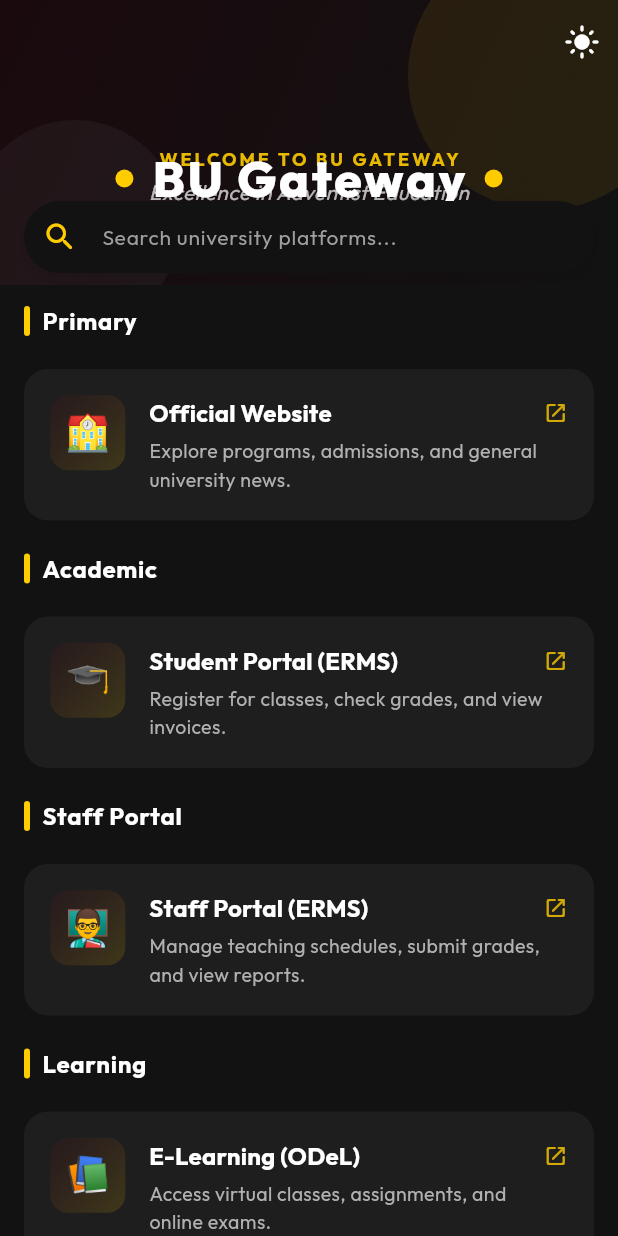
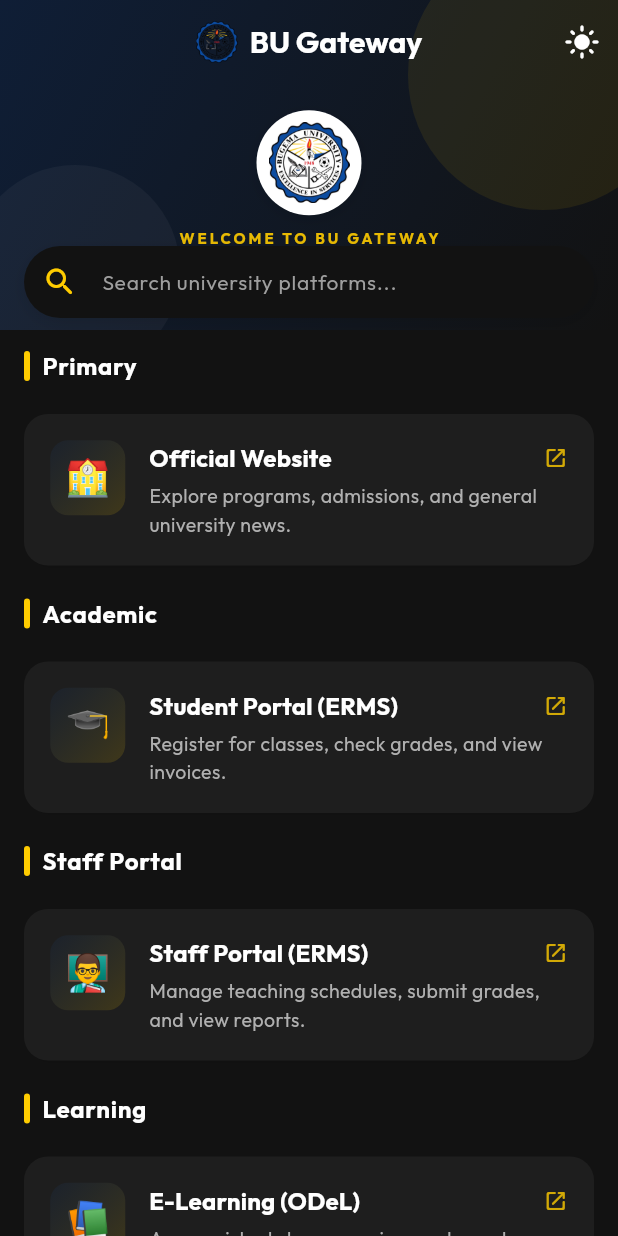
Before and after one commit to C-H-I-R-W-A/BU-Gateway, a Flutter app: the screen it shows after launch, after a tap on the "dark mode" icon, on a phone screen of 412 x 824 dp. Run offline on Flutter 3.47's test engine with Material 3 defaults, Android fonts, the phone set to English and light mode, and no system bars; our stand-ins replace google_fonts.

Commit message:
feat(ui): update color palette to BU Blue, redesign splash screen, and fix dashboard header overlap

```diff
--- a/lib/constants/colors.dart
+++ b/lib/constants/colors.dart
@@ -2,8 +2,9 @@
 
 class BUColors {
   // Bugema University brand colors
-  static const Color primaryMaroon = Color(0xFF7A0019); // Maroon/Dark Red
+  static const Color primaryBlue = Color(0xFF0D47A1); // Official BU Blue
   static const Color secondaryGold = Color(0xFFFFCC00); // Gold/Yellow
+
 
   // Neutral colors
   static const Color backgroundLight = Color(0xFFF9F9F9);
--- a/lib/constants/theme.dart
+++ b/lib/constants/theme.dart
@@ -7,8 +7,8 @@
     return ThemeData(
       useMaterial3: true,
       colorScheme: ColorScheme.fromSeed(
-        seedColor: BUColors.primaryMaroon,
-        primary: BUColors.primaryMaroon,
+        seedColor: BUColors.primaryBlue,
+        primary: BUColors.primaryBlue,
         secondary: BUColors.secondaryGold,
         surface: BUColors.cardLight,
       ),
@@ -16,7 +16,7 @@
       textTheme: GoogleFonts.outfitTextTheme().copyWith(
         titleLarge: GoogleFonts.outfit(
           fontWeight: FontWeight.bold,
-          color: BUColors.primaryMaroon,
+          color: BUColors.primaryBlue,
         ),
         titleMedium: GoogleFonts.outfit(
           fontWeight: FontWeight.w600,
@@ -29,7 +29,7 @@
         ),
       ),
       appBarTheme: const AppBarTheme(
-        backgroundColor: BUColors.primaryMaroon,
+        backgroundColor: BUColors.primaryBlue,
         foregroundColor: Colors.white,
         centerTitle: true,
         elevation: 0,
@@ -50,8 +50,8 @@
       useMaterial3: true,
       colorScheme: ColorScheme.fromSeed(
         brightness: Brightness.dark,
-        seedColor: BUColors.primaryMaroon,
-        primary: BUColors.primaryMaroon,
+        seedColor: BUColors.primaryBlue,
+        primary: BUColors.primaryBlue,
         secondary: BUColors.secondaryGold,
         surface: BUColors.cardDark,
       ),
--- a/lib/screens/home/home_screen.dart
+++ b/lib/screens/home/home_screen.dart
@@ -50,11 +50,36 @@
         slivers: [
           // Beautiful Sliver App Bar with rich gradients and welcome hero
           SliverAppBar(
-            expandedHeight: 190.0,
+            expandedHeight: 220.0,
             floating: false,
             pinned: true,
             stretch: true,
-            backgroundColor: widget.isDark ? BUColors.cardDark : BUColors.primaryMaroon,
+            backgroundColor: widget.isDark ? BUColors.cardDark : BUColors.primaryBlue,
+            // When collapsed, display the title and a small logo
+            title: Row(
+              mainAxisSize: MainAxisSize.min,
+              children: [
+                Image.asset(
+                  'docs/assets/bu_logo_placeholder.png',
+                  height: 28,
+                  errorBuilder: (context, error, stackTrace) => const Icon(
+                    Icons.school_rounded,
+                    color: Colors.white,
+                    size: 24,
+                  ),
+                ),
+                const SizedBox(width: 8),
+                const Text(
+                  BUStrings.appTitle,
+                  style: TextStyle(
+                    fontWeight: FontWeight.bold,
+                    fontSize: 20,
+                    color: Colors.white,
+                  ),
+                ),
+              ],
+            ),
+            centerTitle: true,
             actions: [
               IconButton(
                 icon: Icon(
@@ -66,41 +91,6 @@
               ),
             ],
             flexibleSpace: FlexibleSpaceBar(
-              centerTitle: true,
-              titlePadding: const EdgeInsets.only(bottom: 50),
-              title: Row(
-                mainAxisAlignment: MainAxisAlignment.center,
-                mainAxisSize: MainAxisSize.min,
-                children: [
-                  // Little decorative element
-                  Container(
-                    width: 8,
-                    height: 8,
-                    decoration: const BoxDecoration(
-                      color: BUColors.secondaryGold,
-                      shape: BoxShape.circle,
-                    ),
-                  ),
-                  const SizedBox(width: 8),
-                  const Text(
-                    BUStrings.appTitle,
-                    style: TextStyle(
-                      fontWeight: FontWeight.w800,
-                      color: Colors.white,
-                      letterSpacing: 1.2,
-                    ),
-                  ),
-                  const SizedBox(width: 8),
-                  Container(
-                    width: 8,
-                    height: 8,
-                    decoration: const BoxDecoration(
-                      color: BUColors.secondaryGold,
-                      shape: BoxShape.circle,
-                    ),
-                  ),
-                ],
-              ),
               background: Stack(
                 fit: StackFit.expand,
                 children: [
@@ -109,8 +99,8 @@
                     decoration: BoxDecoration(
                       gradient: LinearGradient(
                         colors: widget.isDark
-                            ? [const Color(0xFF1A0A0E), BUColors.backgroundDark]
-                            : [BUColors.primaryMaroon, const Color(0xFF9E0B28)],
+                            ? [const Color(0xFF0F1E36), BUColors.backgroundDark]
+                            : [BUColors.primaryBlue, const Color(0xFF1565C0)],
                         begin: Alignment.topLeft,
                         end: Alignment.bottomRight,
                       ),
@@ -141,18 +131,43 @@
                       ),
                     ),
                   ),
-                  // Welcome messages in the center (fade effect on collapse)
+                  // Welcome message in the center
                   Center(
                     child: Padding(
-                      padding: const EdgeInsets.only(top: 30),
+                      padding: const EdgeInsets.only(top: 40),
                       child: Column(
                         mainAxisAlignment: MainAxisAlignment.center,
                         children: [
-                          const SizedBox(height: 16),
+                          // Large logo in the header
+                          Container(
+                            padding: const EdgeInsets.all(8),
+                            decoration: BoxDecoration(
+                              color: Colors.white,
+                              shape: BoxShape.circle,
+                              boxShadow: [
+                                BoxShadow(
+                                  color: Colors.black.withValues(alpha: 0.1),
+                                  blurRadius: 8,
+                                  offset: const Offset(0, 2),
+                                ),
+                              ],
+                            ),
+                            child: Image.asset(
+                              'docs/assets/bu_logo_placeholder.png',
+                              height: 54,
+                              width: 54,
+                              errorBuilder: (context, error, stackTrace) => const Icon(
+                                Icons.school_rounded,
+                                color: BUColors.primaryBlue,
+                                size: 36,
+                              ),
+                            ),
+                          ),
+                          const SizedBox(height: 8),
                           Text(
                             BUStrings.welcomeMessage.toUpperCase(),
                             style: TextStyle(
-                              fontSize: 12,
+                              fontSize: 10,
                               fontWeight: FontWeight.bold,
                               letterSpacing: 2,
                               color: BUColors.secondaryGold.withValues(alpha: 0.9),
@@ -162,7 +177,7 @@
                           const Text(
                             BUStrings.slogan,
                             style: TextStyle(
-                              fontSize: 14,
+                              fontSize: 12,
                               fontStyle: FontStyle.italic,
                               color: Colors.white70,
                             ),
@@ -208,7 +223,7 @@
                       ),
                       prefixIcon: Icon(
                         Icons.search_rounded,
-                        color: widget.isDark ? BUColors.secondaryGold : BUColors.primaryMaroon,
+                        color: widget.isDark ? BUColors.secondaryGold : BUColors.primaryBlue,
                       ),
                       suffixIcon: _searchQuery.isNotEmpty
                           ? IconButton(
--- a/lib/screens/home/splash_screen.dart
+++ b/lib/screens/home/splash_screen.dart
@@ -24,64 +24,54 @@
   @override
   Widget build(BuildContext context) {
     return Scaffold(
-      backgroundColor: BUColors.primaryMaroon, // Official BU Primary Maroon
+      backgroundColor: Colors.white,
       body: Center(
+        child: Padding(
+          padding: const EdgeInsets.symmetric(horizontal: 32.0),
           child: Column(
             mainAxisAlignment: MainAxisAlignment.center,
+            crossAxisAlignment: CrossAxisAlignment.center,
             children: [
-            // The real university branding logo asset
-            Container(
-              width: 120,
-              height: 120,
-              decoration: BoxDecoration(
-                color: Colors.white,
-                borderRadius: BorderRadius.circular(20),
-                boxShadow: [
-                  BoxShadow(
-                    color: Colors.black.withValues(alpha: 0.1),
-                    blurRadius: 10,
-                    offset: const Offset(0, 4),
-                  ),
-                ],
-              ),
-              child: ClipRRect(
-                borderRadius: BorderRadius.circular(20),
-                child: Padding(
-                  padding: const EdgeInsets.all(
-                      12.0), // Adds breathing room around the logo edges
-                  child: Image.asset(
-                    'docs/assets/bu_logo_placeholder.png', // Placeholder for the actual BU logo
+              // Larger centered logo
+              Image.asset(
+                'docs/assets/bu_logo_placeholder.png',
+                width: 180,
+                height: 180,
                 fit: BoxFit.contain,
+                errorBuilder: (context, error, stackTrace) => const Icon(
+                  Icons.school_rounded,
+                  size: 120,
+                  color: BUColors.primaryBlue,
                 ),
               ),
-              ),
-            ),
-            const SizedBox(height: 24),
+              const SizedBox(height: 32),
               // University Application Branding Labels
               const Text(
                 'BU Gateway',
                 style: TextStyle(
-                color: Colors.white,
-                fontSize: 28,
+                  color: BUColors.primaryBlue,
+                  fontSize: 32,
                   fontWeight: FontWeight.bold,
                   letterSpacing: 1.2,
                 ),
               ),
               const SizedBox(height: 8),
-            Text(
+              const Text(
                 'Bugema University Companion Portal',
+                textAlign: TextAlign.center,
                 style: TextStyle(
-                color: Colors.white.withValues(
-                    alpha: 0.8), // Backwards-compatible opacity configuration
+                  color: Colors.black54,
                   fontSize: 14,
+                  fontWeight: FontWeight.w500,
                 ),
               ),
               const SizedBox(height: 48),
-            // Clean visual indicator showing backend processes are spinning up
+              // Clean loader spinning in university blue
               const CircularProgressIndicator(
-              valueColor: AlwaysStoppedAnimation<Color>(BUColors.secondaryGold),
+                valueColor: AlwaysStoppedAnimation<Color>(BUColors.primaryBlue),
               ),
             ],
+          ),
         ),
       ),
     );
--- a/lib/widgets/category_header.dart
+++ b/lib/widgets/category_header.dart
@@ -18,7 +18,7 @@
             width: 4,
             height: 20,
             decoration: BoxDecoration(
-              color: isDark ? BUColors.secondaryGold : BUColors.primaryMaroon,
+              color: isDark ? BUColors.secondaryGold : BUColors.primaryBlue,
               borderRadius: BorderRadius.circular(2),
             ),
           ),
@@ -28,7 +28,7 @@
             style: Theme.of(context).textTheme.titleMedium?.copyWith(
               fontWeight: FontWeight.bold,
               letterSpacing: 0.5,
-              color: isDark ? Colors.white : BUColors.primaryMaroon,
+              color: isDark ? Colors.white : BUColors.primaryBlue,
             ),
           ),
         ],
--- a/lib/widgets/link_card.dart
+++ b/lib/widgets/link_card.dart
@@ -48,7 +48,7 @@
         ScaffoldMessenger.of(context).showSnackBar(
           SnackBar(
             content: Text('Could not open portal: ${widget.linkItem.title}'),
-            backgroundColor: BUColors.primaryMaroon,
+            backgroundColor: BUColors.primaryBlue,
           ),
         );
       }
@@ -79,14 +79,14 @@
               borderRadius: BorderRadius.circular(16),
               border: Border.all(
                 color: _isHovered
-                    ? (isDark ? BUColors.secondaryGold : BUColors.primaryMaroon).withValues(alpha: 0.5)
+                    ? (isDark ? BUColors.secondaryGold : BUColors.primaryBlue).withValues(alpha: 0.5)
                     : Colors.transparent,
                 width: 1.5,
               ),
               boxShadow: [
                 BoxShadow(
                   color: _isHovered
-                      ? (isDark ? BUColors.secondaryGold : BUColors.primaryMaroon).withValues(alpha: 0.1)
+                      ? (isDark ? BUColors.secondaryGold : BUColors.primaryBlue).withValues(alpha: 0.1)
                       : Colors.black.withValues(alpha: 0.04),
                   blurRadius: _isHovered ? 12 : 8,
                   offset: const Offset(0, 4),
@@ -105,7 +105,7 @@
                     decoration: BoxDecoration(
                       gradient: LinearGradient(
                         colors: [
-                          BUColors.primaryMaroon.withValues(alpha: 0.1),
+                          BUColors.primaryBlue.withValues(alpha: 0.1),
                           BUColors.secondaryGold.withValues(alpha: 0.15),
                         ],
                         begin: Alignment.topLeft,
@@ -153,7 +153,7 @@
                       size: 16,
                       color: isDark
                           ? BUColors.secondaryGold.withValues(alpha: 0.8)
-                          : BUColors.primaryMaroon.withValues(alpha: 0.6),
+                          : BUColors.primaryBlue.withValues(alpha: 0.6),
                     ),
                   ),
                 ],
```
Also changed, not shown: 3 other files. Lines whose indentation alone changed are shown as unchanged.
